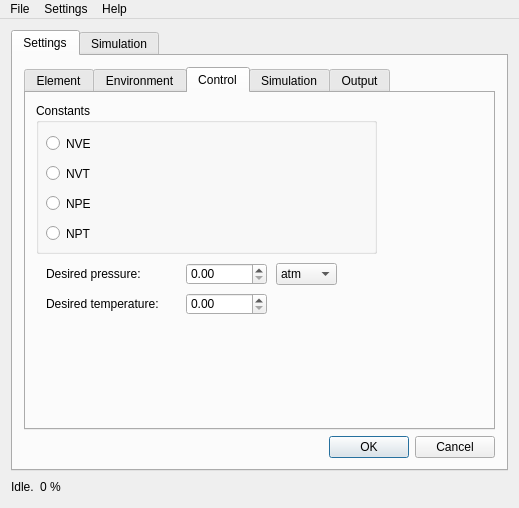
This is MD/mdmainwin.ui in krikru/MD as Qt 5 draws it before an edit. The edited form follows.
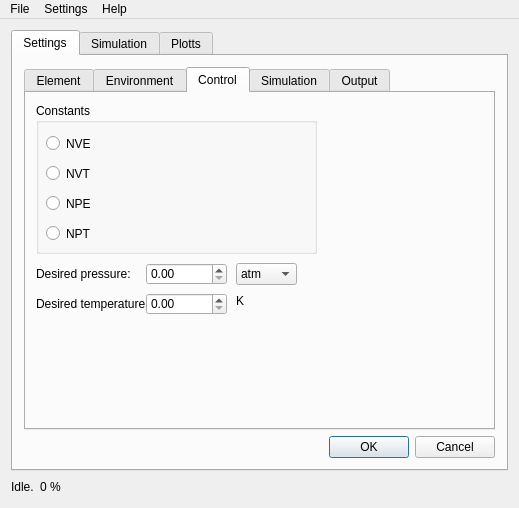
This is the edited form. The open tabs and pages were chosen to show the change.

Commit message: Made some more changes to the design

Patch:
```diff
--- a/MD/mdmainwin.ui
+++ b/MD/mdmainwin.ui
@@ -324,7 +324,7 @@
              <rect>
               <x>10</x>
               <y>10</y>
-              <width>341</width>
+              <width>281</width>
               <height>151</height>
              </rect>
             </property>
@@ -387,9 +387,9 @@
            <widget class="QLabel" name="label_16">
             <property name="geometry">
              <rect>
-              <x>20</x>
+              <x>10</x>
               <y>170</y>
-              <width>131</width>
+              <width>111</width>
               <height>21</height>
              </rect>
             </property>
@@ -400,9 +400,9 @@
            <widget class="QLabel" name="label_17">
             <property name="geometry">
              <rect>
-              <x>20</x>
+              <x>10</x>
               <y>200</y>
-              <width>131</width>
+              <width>111</width>
               <height>21</height>
              </rect>
             </property>
@@ -413,7 +413,7 @@
            <widget class="QDoubleSpinBox" name="doubleSpinBox_9">
             <property name="geometry">
              <rect>
-              <x>160</x>
+              <x>120</x>
               <y>200</y>
               <width>81</width>
               <height>22</height>
@@ -423,7 +423,7 @@
            <widget class="QDoubleSpinBox" name="doubleSpinBox_10">
             <property name="geometry">
              <rect>
-              <x>160</x>
+              <x>120</x>
               <y>170</y>
               <width>81</width>
               <height>22</height>
@@ -433,7 +433,7 @@
            <widget class="QComboBox" name="comboBox_3">
             <property name="geometry">
              <rect>
-              <x>250</x>
+              <x>210</x>
               <y>170</y>
               <width>61</width>
               <height>22</height>
@@ -458,6 +458,19 @@
              </property>
             </item>
            </widget>
+           <widget class="QLabel" name="label_23">
+            <property name="geometry">
+             <rect>
+              <x>210</x>
+              <y>200</y>
+              <width>46</width>
+              <height>16</height>
+             </rect>
+            </property>
+            <property name="text">
+             <string>K</string>
+            </property>
+           </widget>
           </widget>
           <widget class="QWidget" name="tab_simulation">
            <attribute name="title">
@@ -848,6 +861,37 @@
       <widget class="QWidget" name="tab_2">
        <attribute name="title">
         <string>Simulation</string>
+       </attribute>
+       <widget class="QPushButton" name="pushButton_3">
+        <property name="geometry">
+         <rect>
+          <x>10</x>
+          <y>10</y>
+          <width>91</width>
+          <height>23</height>
+         </rect>
+        </property>
+        <property name="text">
+         <string>Start Simulation</string>
+        </property>
+       </widget>
+       <widget class="QCheckBox" name="checkBox_8">
+        <property name="geometry">
+         <rect>
+          <x>10</x>
+          <y>50</y>
+          <width>91</width>
+          <height>17</height>
+         </rect>
+        </property>
+        <property name="text">
+         <string>Draw particles</string>
+        </property>
+       </widget>
+      </widget>
+      <widget class="QWidget" name="tab_4">
+       <attribute name="title">
+        <string>Plotts</string>
        </attribute>
       </widget>
      </widget>
```
Left out of the diff: 51 changed lines with no effect on the pictures. The commit also changes 1 other file.
